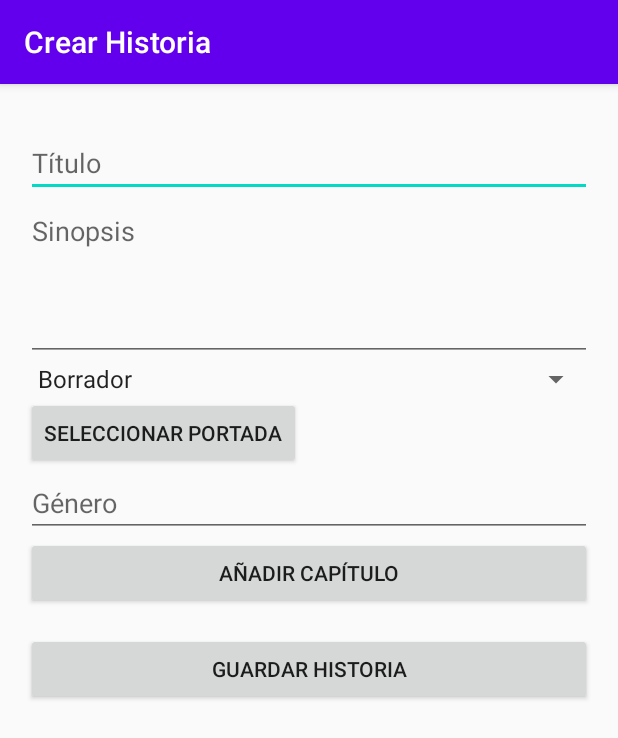
After one commit to angel5000/APPLectura, an Android app: the CreaHistoriaActivity screen opened directly, with no data from a screen before it, on a phone screen of 412 x 824 dp. The commit adds this screen. Shown: the top 738 px of the screen. Run offline under Robolectric (Android 15) with nearby library versions, the phone set to English and light mode, and no system bars; network calls fail.

Commit message:
nuevas interfaces

```diff
--- /dev/null
+++ b/app/src/main/java/com/example/applectura/Lectura/CreaHistoriaActivity.kt
@@ -0,0 +1,31 @@
+package com.example.applectura.Lectura
+
+import android.content.Intent
+import androidx.appcompat.app.AppCompatActivity
+import android.os.Bundle
+import android.view.LayoutInflater
+import android.widget.Button
+import android.widget.LinearLayout
+import com.example.applectura.R
+import com.google.android.material.floatingactionbutton.FloatingActionButton
+
+class CreaHistoriaActivity : AppCompatActivity() {
+    override fun onCreate(savedInstanceState: Bundle?) {
+        super.onCreate(savedInstanceState)
+        setContentView(R.layout.activity_crea_historia)
+        val buttonAgregarCapitulo = findViewById<Button>(R.id.buttonAgregarCapitulo)
+        val contenedorCapitulos = findViewById<LinearLayout>(R.id.contenedorCapitulos)
+
+
+        buttonAgregarCapitulo.setOnClickListener {
+            // Inflar el diseño del capítulo
+            val inflater = LayoutInflater.from(this)
+            val nuevoCapitulo = inflater.inflate(R.layout.creahistdat, null)
+
+            // Añadir al contenedor
+            contenedorCapitulos.addView(nuevoCapitulo)
+        }
+
+
+    }
+}
--- /dev/null
+++ b/app/src/main/res/drawable/baseline_add_24.xml
@@ -0,0 +1,5 @@
+<vector android:height="24dp" android:tint="#000000"
+    android:viewportHeight="24" android:viewportWidth="24"
+    android:width="24dp" xmlns:android="http://schemas.android.com/apk/res/android">
+    <path android:fillColor="@android:color/white" android:pathData="M19,13h-6v6h-2v-6H5v-2h6V5h2v6h6v2z"/>
+</vector>
--- /dev/null
+++ b/app/src/main/res/layout/activity_crea_historia.xml
@@ -0,0 +1,106 @@
+<?xml version="1.0" encoding="utf-8"?>
+<androidx.constraintlayout.widget.ConstraintLayout xmlns:android="http://schemas.android.com/apk/res/android"
+    xmlns:app="http://schemas.android.com/apk/res-auto"
+    xmlns:tools="http://schemas.android.com/tools"
+    android:layout_width="match_parent"
+    android:layout_height="match_parent"
+    tools:context=".Lectura.CreaHistoriaActivity">
+    <androidx.appcompat.widget.Toolbar
+        android:id="@+id/toolbar"
+        android:layout_width="match_parent"
+        android:layout_height="0dp"
+        android:background="?attr/colorPrimary"
+        android:elevation="4dp"
+        android:theme="@style/ThemeOverlay.AppCompat.Dark.ActionBar"
+        app:title="Crear Historia"
+        tools:ignore="MissingConstraints" />
+
+    <LinearLayout
+        android:layout_width="409dp"
+        android:layout_height="match_parent"
+        android:layout_marginTop="70dp"
+        android:orientation="vertical"
+        app:layout_constraintBottom_toBottomOf="parent"
+        app:layout_constraintEnd_toEndOf="parent"
+        app:layout_constraintStart_toStartOf="parent"
+        app:layout_constraintTop_toBottomOf="@+id/toolbar">
+        <ScrollView
+            xmlns:android="http://schemas.android.com/apk/res/android"
+            android:layout_width="match_parent"
+            android:layout_height="match_parent"
+            android:fillViewport="true">
+        <LinearLayout
+            xmlns:android="http://schemas.android.com/apk/res/android"
+            android:layout_width="match_parent"
+            android:layout_height="match_parent"
+            android:orientation="vertical"
+            android:padding="16dp">
+
+            <!-- Campo Título -->
+            <EditText
+                android:id="@+id/editTextTitulo"
+                android:layout_width="match_parent"
+                android:layout_height="wrap_content"
+                android:hint="Título"
+                android:maxLength="100"
+                android:inputType="text" />
+
+            <!-- Campo Sinopsis -->
+            <EditText
+                android:id="@+id/editTextSinopsis"
+                android:layout_width="match_parent"
+                android:layout_height="wrap_content"
+                android:hint="Sinopsis"
+                android:inputType="textMultiLine"
+                android:gravity="top"
+                android:lines="4"
+                android:scrollbars="vertical" />
+
+            <!-- Campo Estado -->
+            <Spinner
+                android:id="@+id/spinnerEstado"
+                android:layout_width="match_parent"
+                android:layout_height="wrap_content"
+                android:entries="@array/estado_opciones" />
+
+            <!-- Campo Portada -->
+            <Button
+                android:id="@+id/buttonSeleccionarPortada"
+                android:layout_width="wrap_content"
+                android:layout_height="wrap_content"
+                android:text="Seleccionar Portada" />
+
+            <!-- Campo Género -->
+            <EditText
+                android:id="@+id/editTextGenero"
+                android:layout_width="match_parent"
+                android:layout_height="wrap_content"
+                android:hint="Género"
+                android:maxLength="50"
+                android:inputType="text" />
+
+            <!-- Botón para añadir capítulos -->
+            <Button
+                android:id="@+id/buttonAgregarCapitulo"
+                android:layout_width="match_parent"
+                android:layout_height="wrap_content"
+                android:text="Añadir Capítulo" />
+
+
+            <!-- Contenedor dinámico de capítulos -->
+            <LinearLayout
+                android:id="@+id/contenedorCapitulos"
+                android:layout_width="match_parent"
+                android:layout_height="wrap_content"
+                android:orientation="vertical"
+                android:layout_marginTop="16dp" />
+            <Button
+                android:id="@+id/btguardahist"
+                android:layout_width="match_parent"
+                android:layout_height="wrap_content"
+                android:text="Guardar Historia" />
+        </LinearLayout>
+    </ScrollView>
+    </LinearLayout>
+
+</androidx.constraintlayout.widget.ConstraintLayout>
--- a/app/src/main/res/layout/activity_perfil.xml
+++ b/app/src/main/res/layout/activity_perfil.xml
@@ -2,7 +2,7 @@
 <androidx.constraintlayout.widget.ConstraintLayout xmlns:android="http://schemas.android.com/apk/res/android"
     xmlns:app="http://schemas.android.com/apk/res-auto"
     xmlns:tools="http://schemas.android.com/tools"
-    android:layout_width="wrap_content"
+    android:layout_width="match_parent"
     android:layout_height="match_parent"
     tools:context=".Lectura.PerfilActivity">
     <androidx.appcompat.widget.Toolbar
--- a/app/src/main/res/values/strings.xml
+++ b/app/src/main/res/values/strings.xml
@@ -9,4 +9,9 @@
     <string name="nav_header_subtitle">android.studio@android.com</string>
     <string name="navigation_drawer_open">Open navigation drawer</string>
     <string name="navigation_drawer_close">Close navigation drawer</string>
+    <string-array name="estado_opciones">
+        <item>Borrador</item>
+        <item>Publicado</item>
+        <item>En edición</item>
+    </string-array>
 </resources>
--- a/app/src/main/res/values/style.xml
+++ b/app/src/main/res/values/style.xml
@@ -6,5 +6,6 @@
             <item name="colorPrimary">@color/purple_500</item>
             <item name="colorPrimaryDark">@color/purple_700</item>
             <item name="colorAccent">@color/teal_200</item>
+            <item name="android:windowSoftInputMode">adjustResize</item>
         </style>
     </resources>
```
Also changed, not shown: app/src/main/AndroidManifest.xml (+7 -1 lines), app/src/main/java/com/example/applectura/Lectura/ListaHistoriasCreadasActivity.kt (renamed from app/src/main/java/com/example/applectura/Lectura/CrearHistoriaActivity.kt, +8 -5 lines), app/src/main/java/com/example/applectura/Lectura/PrincipalActivity.kt (+1 -8 lines), app/src/main/res/layout/activity_crear_historia.xml (+19 -13 lines), app/src/main/res/layout/activity_principal.xml (+8 -3 lines), app/src/main/res/layout/creahistdat.xml (added, +63 -0 lines).
